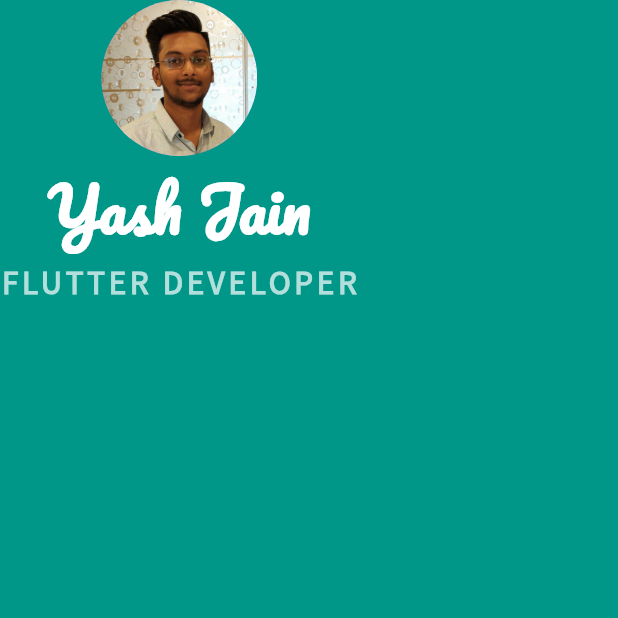
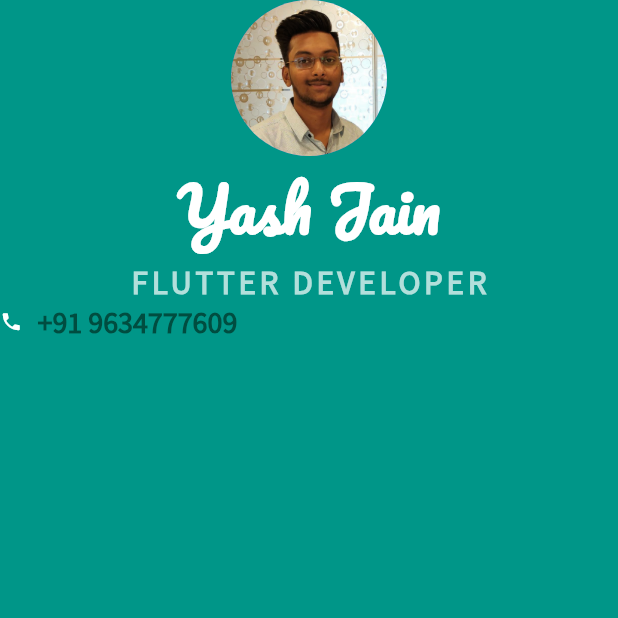
Before and after one commit to yashjain092000/mi_app_flutterorig, a Flutter app: the screen it shows after launch, on a phone screen of 412 x 824 dp, the top half of it. Run offline on Flutter 3.47's test engine with Material 2 defaults, Android fonts, the phone set to English and light mode, and no system bars.

Commit message:
add a icon in a row container and add phone number

```diff
--- a/lib/main.dart
+++ b/lib/main.dart
@@ -17,26 +17,41 @@ class MyApp extends StatelessWidget {
             CircleAvatar(
               backgroundImage: AssetImage('images/yash.png'),
               radius: 52.0,
-                )
-                ,
-                Text("Yash Jain", style: TextStyle(color: Colors.white,
+            ),
+            Text(
+              "Yash Jain",
+              style: TextStyle(
+                  color: Colors.white,
                   fontFamily: 'Pacifico',
                   fontSize: 40,
                   fontWeight: FontWeight.bold),
             ),
-                Text("FLUTTER DEVELOPER", style: TextStyle(
+            Text(
+              "FLUTTER DEVELOPER",
+              style: TextStyle(
                   color: Colors.teal.shade100,
                   fontFamily: 'SourceSansPro',
                   fontSize: 22.0,
                   fontWeight: FontWeight.bold,
-                letterSpacing:2.5),
+                  letterSpacing: 2.5),
+            ),
+            Container(
+              child: Row(children: <Widget>[
+                Icon(Icons.phone, color: Colors.white, size: 15),
+                SizedBox(width:10),
+                Text(
+                  "+91 9634777609",
+                  style: TextStyle(
+                    fontSize: 20,
+                    fontWeight: FontWeight.bold,
+                    fontFamily: 'SourceSansPro',
+                    color: Colors.teal.shade900,
+                  ),
                 )
-
+              ]),
+            ),
           ],
-            )
-
-        ),
-
+        )),
       ),
     );
   }
```
Lines whose indentation alone changed are shown as unchanged.
